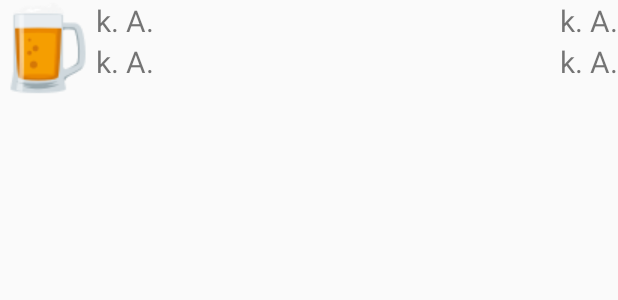
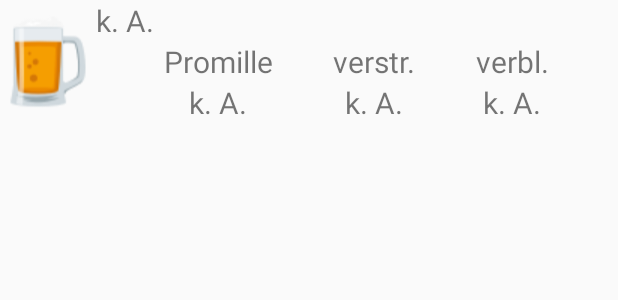
Before and after one commit to AhiruSoftwareCompany/alcoholtestapp, an Android app: the layout items_drink.xml on its own in the app's theme, with its tools: preview values and no code run, on a phone screen of 412 x 824 dp. Shown: the top 300 px of the screen. Run offline under Robolectric (Android 15) with nearby library versions, the phone set to English and light mode, and no system bars.

Commit message:
Made the drink layout nicer

```diff
--- a/app/src/main/java/de/klaushackner/alcoholtest/adapter/DrinkAdapter.java
+++ b/app/src/main/java/de/klaushackner/alcoholtest/adapter/DrinkAdapter.java
@@ -7,6 +7,7 @@ import android.view.View;
 import android.view.ViewGroup;
 import android.widget.ArrayAdapter;
 import android.widget.ImageView;
+import android.widget.ProgressBar;
 import android.widget.TextView;
 
 import java.text.DecimalFormat;
@@ -47,20 +48,19 @@ public class DrinkAdapter extends ArrayAdapter<Drink> {
         long ago = new Date().getTime() - d.getTakingTime();
         long expires = d.getExpireTime() - new Date().getTime();
 
-        //TODO: StringBuilder or something else than this crap
         Mixture m = d.getMixture();
-        name.setText(String.format("%.2f ml %s (%.2f %%)", m.getAmount(), m.getName(), m.getPercentage() * 100.0));
-        /*
         if (d.getMixture().getAmount() < 100) {
-            name.setText(format.format(d.getMixture().getAmount()) + " ml " + d.getMixture().getName() + " (" + format.format(d.getMixture().getPercentage() * 100) + " %)");
+            name.setText(String.format("%.2f ml %s (%.2f %%)", m.getAmount(), m.getName(), m.getPercentage() * 100.0));
+            //name.setText(format.format(d.getMixture().getAmount()) + " ml " + d.getMixture().getName() + " (" + format.format(d.getMixture().getPercentage() * 100) + " %)");
         } else {
-            name.setText(format.format(d.getMixture().getAmount() / 1000) + " l " + d.getMixture().getName() + " (" + format.format(d.getMixture().getPercentage() * 100) + " %)");
+            name.setText(String.format("%.2f ml %s (%.2f %%)", m.getAmount() / 1000, m.getName(), m.getPercentage() * 100.0));
+            //name.setText(format.format(d.getMixture().getAmount() / 1000) + " l " + d.getMixture().getName() + " (" + format.format(d.getMixture().getPercentage() * 100) + " %)");
         }
-*/
+
         takingTime.setText(String.format("%02d:%02d", TimeUnit.MILLISECONDS.toHours(ago), TimeUnit.
-                MILLISECONDS.toMinutes(ago) % TimeUnit.HOURS.toMinutes(1)) + " ago");
+                MILLISECONDS.toMinutes(ago) % TimeUnit.HOURS.toMinutes(1)));
         expireTime.setText(String.format("%02d:%02d", TimeUnit.MILLISECONDS.toHours(expires), TimeUnit.
-                MILLISECONDS.toMinutes(expires) % TimeUnit.HOURS.toMinutes(1)) + " left");
+                MILLISECONDS.toMinutes(expires) % TimeUnit.HOURS.toMinutes(1)));
 
         if (d.getMixture().getImage().compareTo("") != 0) {
             iv.setImageResource(mContext.getResources().getIdentifier(d.getMixture().getImage(), "drawable",
@@ -68,8 +68,6 @@ public class DrinkAdapter extends ArrayAdapter<Drink> {
         }
 
         bac.setText(format.format(d.getBac()) + " ‰");
-
-
         return v;
     }
 }
--- a/app/src/main/res/layout/items_drink.xml
+++ b/app/src/main/res/layout/items_drink.xml
@@ -1,12 +1,6 @@
 <?xml version="1.0" encoding="utf-8"?>
 <LinearLayout xmlns:android="http://schemas.android.com/apk/res/android"
     xmlns:app="http://schemas.android.com/apk/res-auto"
-    android:layout_width="match_parent"
-    android:layout_height="wrap_content"
-    android:orientation="vertical">
-
-
-    <LinearLayout
     android:layout_width="match_parent"
     android:layout_height="wrap_content"
     android:orientation="horizontal">
@@ -14,9 +8,22 @@
     <ImageView
         android:id="@+id/imageView"
         android:layout_width="wrap_content"
-            android:layout_height="wrap_content"
+        android:layout_height="match_parent"
+        android:layout_gravity="center_horizontal"
         android:contentDescription="@string/image"
         app:srcCompat="@drawable/beer" />
+
+    <LinearLayout
+        android:layout_width="match_parent"
+        android:layout_height="wrap_content"
+        android:orientation="vertical">
+
+        <TextView
+            android:id="@+id/name"
+            android:layout_width="wrap_content"
+            android:layout_height="wrap_content"
+            android:text="@string/no_information"
+            android:textSize="20sp" />
 
         <TableLayout
             android:layout_width="match_parent"
@@ -24,54 +31,89 @@
 
             <TableRow
                 android:layout_width="match_parent"
-                android:layout_height="match_parent">
+                android:layout_height="wrap_content"
+                android:gravity="center">
+
+                <LinearLayout
+                    android:layout_width="wrap_content"
+                    android:layout_height="wrap_content"
+                    android:orientation="vertical"
+                    android:paddingEnd="20dp"
+                    android:paddingStart="20dp">
 
                     <TextView
-                    android:id="@+id/name"
-                    android:layout_width="wrap_content"
+                        android:layout_width="match_parent"
                         android:layout_height="wrap_content"
                         android:layout_weight="1"
-                    android:gravity="start"
+                        android:gravity="center"
+                        android:text="@string/bacNoChar"
+                        android:textAlignment="center"
+                        android:textSize="20sp" />
+
+                    <TextView
+                        android:id="@+id/bac"
+                        android:layout_width="match_parent"
+                        android:layout_height="wrap_content"
+                        android:layout_weight="1"
+                        android:gravity="center"
                         android:text="@string/no_information"
+                        android:textAlignment="center"
+                        android:textSize="20sp" />
+                </LinearLayout>
+
+                <LinearLayout
+                    android:layout_width="match_parent"
+                    android:layout_height="match_parent"
+                    android:orientation="vertical"
+                    android:paddingEnd="20dp"
+                    android:paddingStart="20dp">
+
+                    <TextView
+                        android:layout_width="match_parent"
+                        android:layout_height="wrap_content"
+                        android:gravity="center"
+                        android:text="@string/time_ago"
+                        android:textAlignment="center"
                         android:textSize="20sp" />
 
                     <TextView
                         android:id="@+id/takingTime"
+                        android:layout_width="match_parent"
+                        android:layout_height="wrap_content"
+                        android:gravity="center"
+                        android:text="@string/no_information"
+                        android:textAlignment="center"
+                        android:textSize="20sp" />
+
+                </LinearLayout>
+
+                <LinearLayout
                     android:layout_width="wrap_content"
                     android:layout_height="wrap_content"
-                    android:layout_weight="1"
-                    android:gravity="end"
-                    android:text="@string/no_information"
-                    android:textSize="20sp" />
-
-            </TableRow>
-
-            <TableRow
-                android:layout_width="match_parent"
-                android:layout_height="match_parent">
+                    android:orientation="vertical"
+                    android:paddingEnd="20dp"
+                    android:paddingStart="20dp">
 
                     <TextView
-                    android:id="@+id/bac"
-                    android:layout_width="wrap_content"
+                        android:layout_width="match_parent"
                         android:layout_height="wrap_content"
-                    android:layout_weight="1"
-                    android:gravity="start"
-                    android:text="@string/no_information"
+                        android:gravity="center"
+                        android:text="@string/time_left"
+                        android:textAlignment="center"
                         android:textSize="20sp" />
 
                     <TextView
                         android:id="@+id/expireTime"
-                    android:layout_width="wrap_content"
+                        android:layout_width="match_parent"
                         android:layout_height="wrap_content"
-                    android:layout_weight="1"
-                    android:gravity="end"
+                        android:gravity="center"
                         android:text="@string/no_information"
+                        android:textAlignment="center"
                         android:textSize="20sp" />
+                </LinearLayout>
 
             </TableRow>
-
         </TableLayout>
-
     </LinearLayout>
 
     <Space
--- a/app/src/main/res/values/strings.xml
+++ b/app/src/main/res/values/strings.xml
@@ -25,6 +25,7 @@
     <string name="height">Körpergröße (cm)</string>
     <string name="image">Bild</string>
     <string name="bac">Promille (‰)</string>
+    <string name="bacNoChar">Promille</string>
     <string name="create_user">Benutzer erstellen</string>
     <string name="switch_user">Benutzer wechseln</string>
     <string name="edit_current_user">Aktuellen Benutzer editieren</string>
@@ -32,4 +33,6 @@
     <string name="cancel">Abbrechen</string>
     <string name="remove_drink">Getränk\nentfernen</string>
     <string name="remove_drink_question">Soll das Getränk wirklich entfernt werden?</string>
+    <string name="time_left">verbl.</string>
+    <string name="time_ago">verstr.</string>
 </resources>
```
Lines whose indentation alone changed are shown as unchanged.
